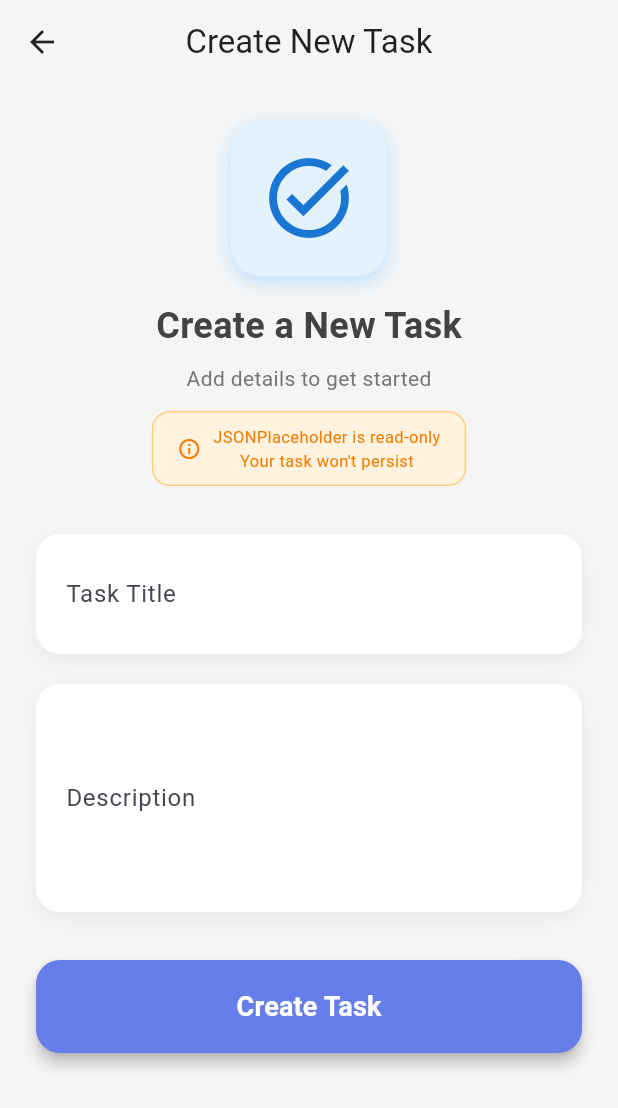
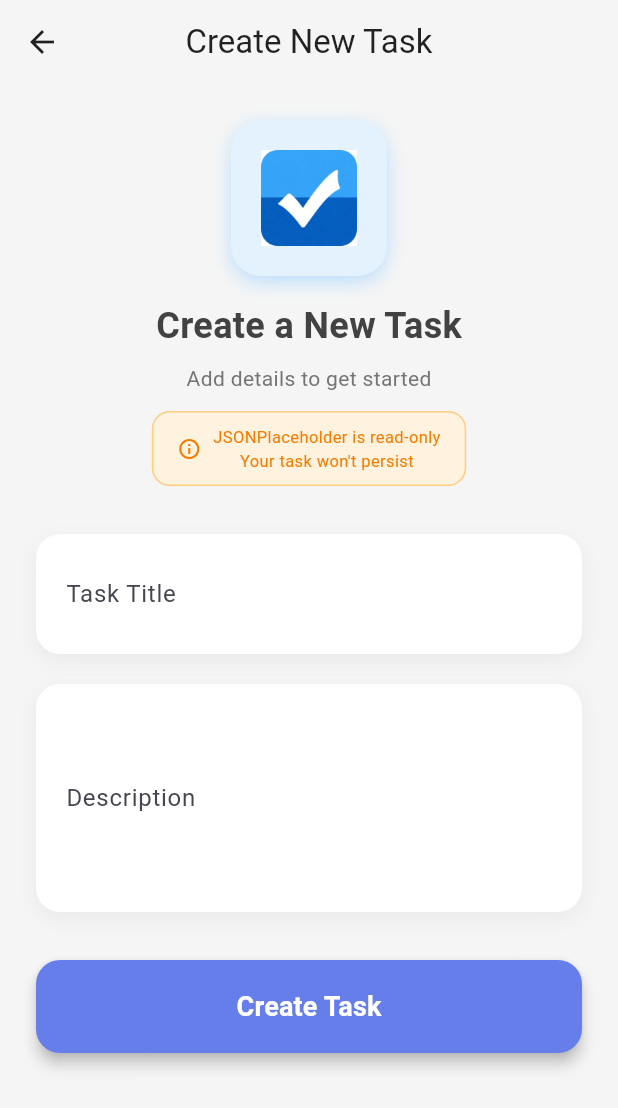
Before and after one commit to vegdadego/verygood, a Flutter app: the screen it shows after launch, after a tap on "New Task", on a phone screen of 412 x 824 dp. Shown: the top 1108 px of the screen. Run offline on Flutter 3.47's test engine with Material 3 defaults, Android fonts, the phone set to English and light mode, and no system bars; our stand-ins replace bloc, dio, flutter_bloc, freezed_annotation; generated files the repository leaves out were written again; network calls fail.

Commit message:
Add custom icon to app UI
- Display icon.png in TaskListPage AppBar
- Display icon.png in CreateTaskPage header
- Add fallback to Material icons if image fails to load
- Icon now visible in main task list and create task screen

```diff
--- a/lib/features/tasks/presentation/pages/create_task_page.dart
+++ b/lib/features/tasks/presentation/pages/create_task_page.dart
@@ -174,10 +174,17 @@ class _CreateTaskPageState extends State<CreateTaskPage> {
               ),
             ],
           ),
-          child: Icon(
-            Icons.task_alt,
-            size: 64,
-            color: Colors.blue.shade700,
+          child: Image.asset(
+            'assets/images/icon.png',
+            height: 64,
+            width: 64,
+            errorBuilder: (context, error, stackTrace) {
+              return Icon(
+                Icons.task_alt,
+                size: 64,
+                color: Colors.blue.shade700,
+              );
+            },
           ),
         ),
         const SizedBox(height: 16),
--- a/lib/features/tasks/presentation/pages/task_list_page.dart
+++ b/lib/features/tasks/presentation/pages/task_list_page.dart
@@ -58,13 +58,26 @@ class _TaskListPageState extends State<TaskListPage> {
     return Scaffold(
       backgroundColor: const Color(0xFFF5F5F5),
       appBar: AppBar(
-        title: const Column(
-          crossAxisAlignment: CrossAxisAlignment.start,
+        title: Row(
           children: [
-            Text('Smart Task Manager'),
-            Text(
-              'JSONPlaceholder • Read-only',
-              style: TextStyle(fontSize: 12, fontWeight: FontWeight.normal),
+            Image.asset(
+              'assets/images/icon.png',
+              height: 32,
+              width: 32,
+              errorBuilder: (context, error, stackTrace) {
+                return const Icon(Icons.checklist);
+              },
+            ),
+            const SizedBox(width: 12),
+            const Column(
+              crossAxisAlignment: CrossAxisAlignment.start,
+              children: [
+                Text('Smart Task Manager'),
+                Text(
+                  'JSONPlaceholder • Read-only',
+                  style: TextStyle(fontSize: 12, fontWeight: FontWeight.normal),
+                ),
+              ],
             ),
           ],
         ),
```
Also changed, not shown: pubspec.yaml (+7 -0 lines), assets/images/icon.png (added).
